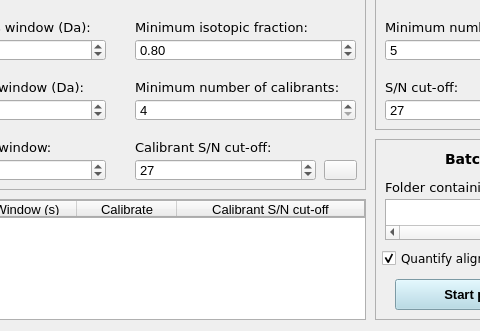
stainawarijar/SweetSuite, file sweet_suite/gui/qtdesigner_files/gui_main.ui: the form before one commit; both pictures show x 135 to 615 and y 241 to 572 of the 761 by 572 pixel window.
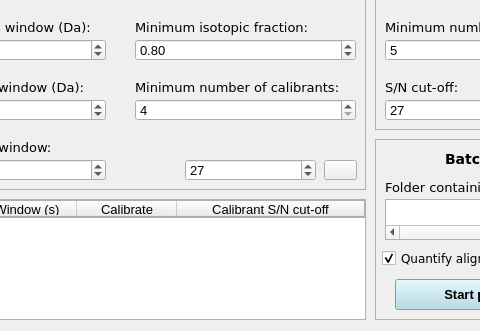
The form after the commit.

Commit message: Make SN cutoff box for calibrants less confusing

Diff of the .ui file:
```diff
--- a/sweet_suite/gui/qtdesigner_files/gui_main.ui
+++ b/sweet_suite/gui/qtdesigner_files/gui_main.ui
@@ -582,9 +582,9 @@
     <widget class="QSpinBox" name="calibrant_sn_cutoff">
      <property name="geometry">
       <rect>
-       <x>260</x>
+       <x>310</x>
        <y>370</y>
-       <width>181</width>
+       <width>131</width>
        <height>22</height>
       </rect>
      </property>
@@ -598,25 +598,6 @@
       <number>27</number>
      </property>
     </widget>
-    <widget class="QLabel" name="label_calibrant_sn_cutoff">
-     <property name="geometry">
-      <rect>
-       <x>260</x>
-       <y>350</y>
-       <width>211</width>
-       <height>16</height>
-      </rect>
-     </property>
-     <property name="font">
-      <font>
-       <family>DejaVu Sans</family>
-       <pointsize>10</pointsize>
-      </font>
-     </property>
-     <property name="text">
-      <string>Calibrant S/N cut-off:</string>
-     </property>
-    </widget>
     <widget class="QLabel" name="label_isotopic_fraction">
      <property name="geometry">
       <rect>
```
The commit also changes 1 other file.
